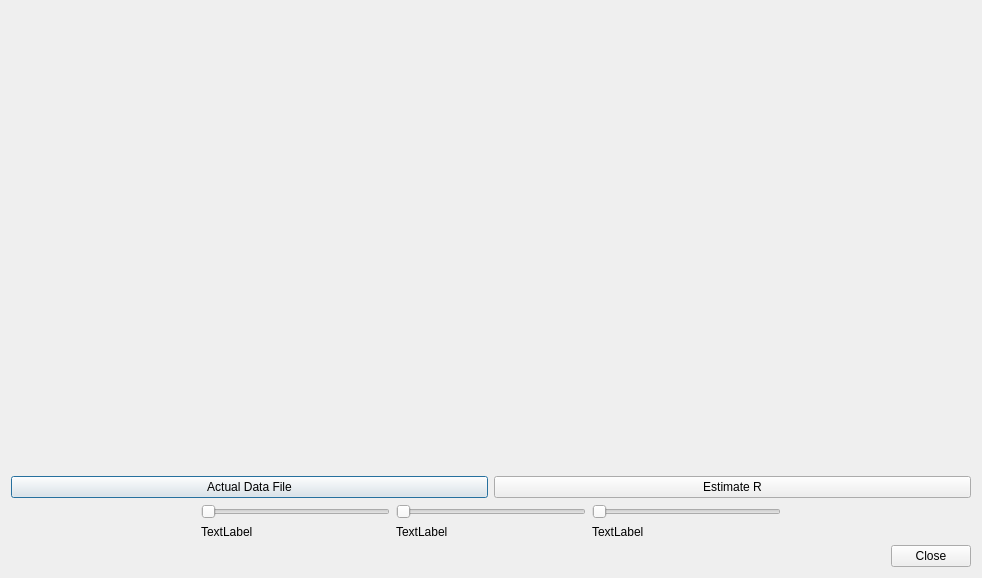
First picture: the form in CoronaSimulationDialog.ui, repository mmonem/CoronaEstimation, before the edit.
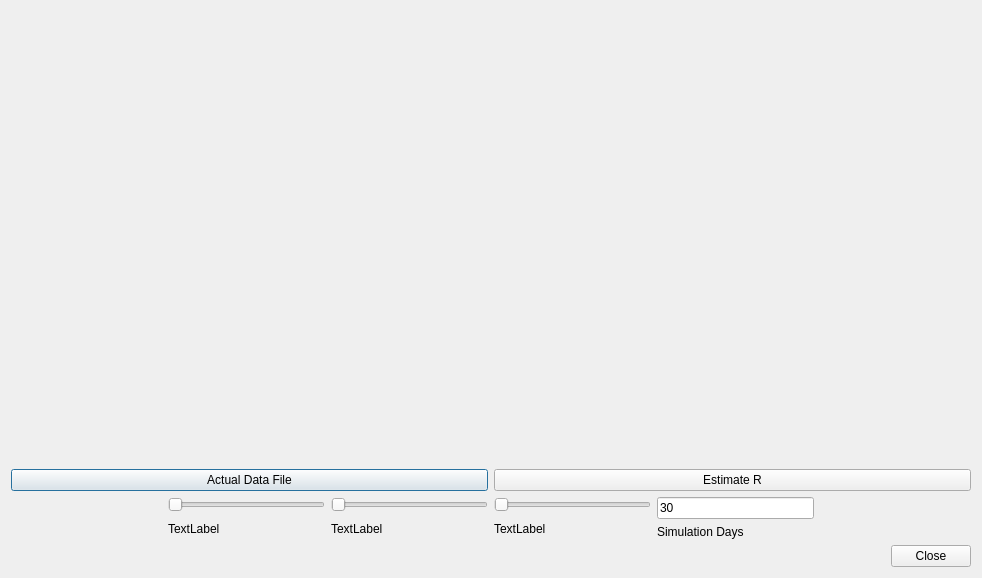
Second picture: the form after the edit.

Commit message: Configurable simulation days

```diff
--- a/CoronaSimulationDialog.ui
+++ b/CoronaSimulationDialog.ui
@@ -135,6 +135,24 @@
        </item>
       </layout>
      </item>
+     <item>
+      <layout class="QVBoxLayout" name="verticalLayout_5">
+       <item>
+        <widget class="QLineEdit" name="lineEditSimulationDays">
+         <property name="text">
+          <string>30</string>
+         </property>
+        </widget>
+       </item>
+       <item>
+        <widget class="QLabel" name="label">
+         <property name="text">
+          <string>Simulation Days</string>
+         </property>
+        </widget>
+       </item>
+      </layout>
+     </item>
      <item>
       <spacer name="horizontalSpacer">
        <property name="orientation">
```
Left out of the diff: 6 changed lines with no effect on the pictures. The commit also changes 2 other files.
